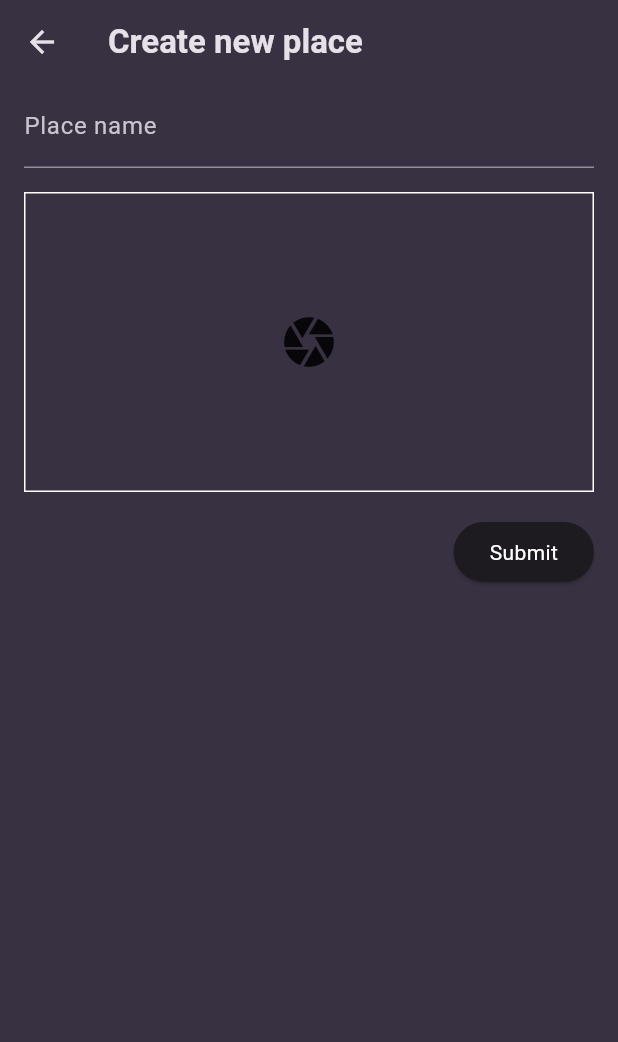
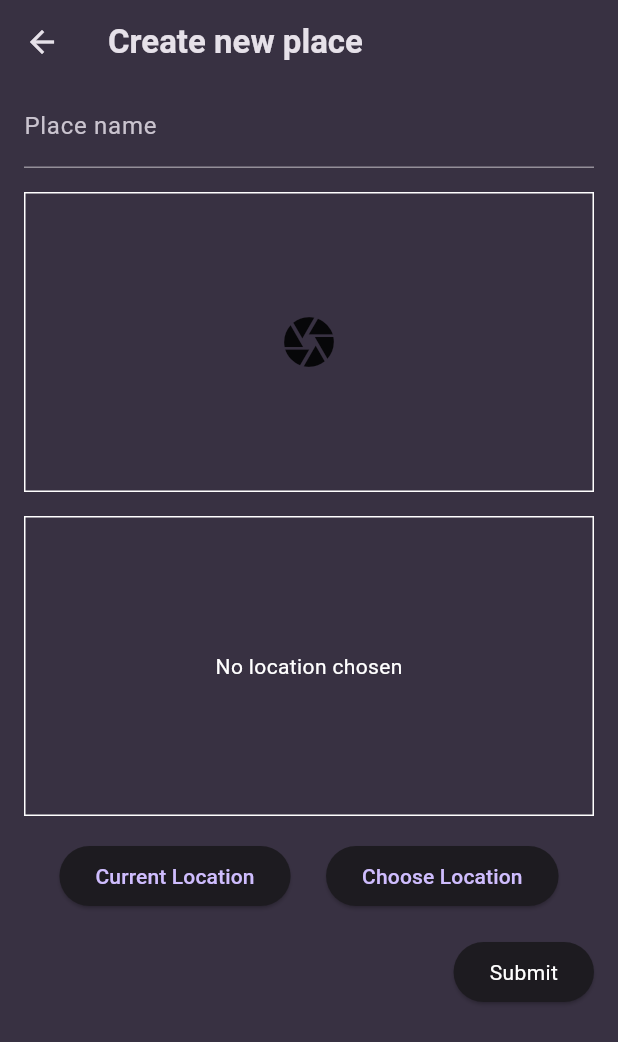
Before and after one commit to Tuvshinbayar-hub/favorite_places_app, a Flutter app: the PlaceCreatorScreen screen opened directly, on a phone screen of 412 x 824 dp. Shown: the top 1042 px of the screen. Run offline on Flutter 3.47's test engine with Material 3 defaults, Android fonts, the phone set to English and light mode, and no system bars; our stand-ins replace flutter_bloc, flutter_dotenv, google_fonts, google_maps_flutter, image_picker, location and 1 more; accounts and stored records are empty.

```diff
--- a/lib/model/place.dart
+++ b/lib/model/place.dart
@@ -1,14 +1,28 @@
 import 'dart:io';
 
+import 'package:google_maps_flutter/google_maps_flutter.dart';
 import 'package:uuid/uuid.dart';
 
 class Place {
-  Place({required this.title, required this.imagePath}) : id = Uuid().v4();
+  Place(
+      {required this.title,
+      required this.imagePath,
+      required this.address,
+      required this.location,
+      required this.mapImagePath})
+      : id = Uuid().v4();
   String id;
   String title;
   String imagePath;
+  String address;
+  LatLng location;
+  String mapImagePath;
 
   File get image {
     return File(imagePath);
   }
+
+  File get mapImage {
+    return File(mapImagePath);
+  }
 }
--- a/lib/screens/places/bloc/place_event.dart
+++ b/lib/screens/places/bloc/place_event.dart
@@ -13,3 +13,5 @@ class AddToPlaces extends PlaceEvent {
 
   final Place place;
 }
+
+class FetchPlaces extends PlaceEvent {}
--- /dev/null
+++ b/lib/widget/location_widget.dart
@@ -0,0 +1,172 @@
+import 'dart:convert';
+
+import 'package:favorite_places_app/screens/map.dart';
+import 'package:favorite_places_app/utils/image_helper.dart';
+import 'package:flutter/foundation.dart';
+import 'package:flutter/material.dart';
+import 'package:flutter_dotenv/flutter_dotenv.dart';
+import 'package:google_maps_flutter/google_maps_flutter.dart';
+import 'package:location/location.dart';
+import 'package:http/http.dart' as http;
+
+class LocationWidget extends StatefulWidget {
+  const LocationWidget({super.key, required this.onLocationSelection});
+
+  final void Function(Uint8List, String, LatLng) onLocationSelection;
+
+  @override
+  State<LocationWidget> createState() => _LocationWidgetState();
+}
+
+class _LocationWidgetState extends State<LocationWidget> {
+  LatLng? latLng;
+  Uint8List? imageBytes;
+  bool isLoading = false;
+  final googleMapKey = dotenv.env['GOOGLE_MAPS_API_KEY'];
+  String? address;
+
+  @override
+  Widget build(BuildContext context) {
+    Widget content;
+
+    if (isLoading) {
+      content = Center(
+        child: SizedBox(
+          height: 26,
+          width: 26,
+          child: CircularProgressIndicator(),
+        ),
+      );
+    } else if (imageBytes == null) {
+      content = Center(
+        child: Text(
+          'No location chosen',
+          style: Theme.of(context)
+              .textTheme
+              .bodyMedium!
+              .copyWith(color: Colors.white),
+        ),
+      );
+    } else {
+      content = Image.memory(
+        imageBytes!,
+        width: double.infinity,
+        height: double.infinity,
+        fit: BoxFit.cover,
+      );
+    }
+
+    return Column(children: [
+      Container(
+        height: 200,
+        width: double.infinity,
+        decoration: BoxDecoration(
+          border: Border.all(width: 1, color: Colors.white),
+        ),
+        child: content,
+      ),
+      SizedBox(
+        height: 16,
+      ),
+      Row(
+        mainAxisAlignment: MainAxisAlignment.spaceEvenly,
+        children: [
+          ElevatedButton(
+              onPressed: onCurrentLocationButtonPressed,
+              child: Text("Current Location")),
+          ElevatedButton(
+              onPressed: onChooseLocationButtonPressed,
+              child: Text("Choose Location"))
+        ],
+      ),
+    ]);
+  }
+
+  void onCurrentLocationButtonPressed() async {
+    await getCurrentLocation();
+    await getImage();
+    await getAddress();
+    widget.onLocationSelection(imageBytes!, address!, latLng!);
+  }
+
+  void onChooseLocationButtonPressed() async {
+    await getSelectedLocationByNavigating();
+    await getImage();
+    await getAddress();
+    widget.onLocationSelection(imageBytes!, address!, latLng!);
+  }
+
+  Future<void> getSelectedLocationByNavigating() async {
+    LatLng? selectedLatLng = await Navigator.of(context).push(MaterialPageRoute(
+      builder: (context) => PlaceOnMapSelecter(),
+    ));
+
+    setState(() {
+      isLoading = true;
+    });
+
+    if (selectedLatLng == null) {
+      return;
+    }
+
+    latLng = selectedLatLng;
+  }
+
+  Future<void> getCurrentLocation() async {
+    bool serviceEnabled;
+    Location location = Location();
+    PermissionStatus permissionGranted;
+
+    setState(() {
+      isLoading = true;
+    });
+
+    serviceEnabled = await location.serviceEnabled();
+    if (!serviceEnabled) {
+      serviceEnabled = await location.requestService();
+      if (!serviceEnabled) {
+        return;
+      }
+    }
+
+    permissionGranted = await location.hasPermission();
+    if (permissionGranted == PermissionStatus.denied) {
+      permissionGranted = await location.requestPermission();
+      if (permissionGranted != PermissionStatus.granted) {
+        return;
+      }
+    }
+
+    LocationData locationData = await location.getLocation();
+
+    latLng = LatLng(locationData.latitude!, locationData.longitude!);
+  }
+
+  Future<void> getImage() async {
+    final fetchedImageBytes = await fetchImage(latLng!);
+
+    if (fetchedImageBytes != null) {
+      setState(() {
+        imageBytes = fetchedImageBytes;
+      });
+    }
+
+    setState(() {
+      isLoading = false;
+    });
+  }
+
+  Future<void> getAddress() async {
+    final lat = latLng!.latitude;
+    final lng = latLng!.longitude;
+
+    String url =
+        "https://maps.googleapis.com/maps/api/geocode/json?latlng=$lat,$lng&key=$googleMapKey";
+
+    final response = await http.get(Uri.parse(url));
+
+    if (response.statusCode == 200) {
+      address = json.decode(response.body)['results'][0]['formatted_address'];
+    }
+  }
+}
```
Also changed, not shown: lib/main.dart (+10 -1 lines), lib/screens/map.dart (added, +95 -0 lines), lib/screens/place_creator_screen.dart (+65 -39 lines), lib/screens/place_screen.dart (+99 -22 lines), lib/screens/places/bloc/place_bloc.dart (+46 -7 lines), lib/screens/places/page/places_screen.dart (+19 -2 lines), lib/utils/database_helper.dart (added, +46 -0 lines), lib/utils/image_helper.dart (added, +35 -0 lines), lib/widget/place_item.dart (+10 -33 lines), pubspec.yaml (+8 -5 lines), pubspec.lock, 2 other files.
